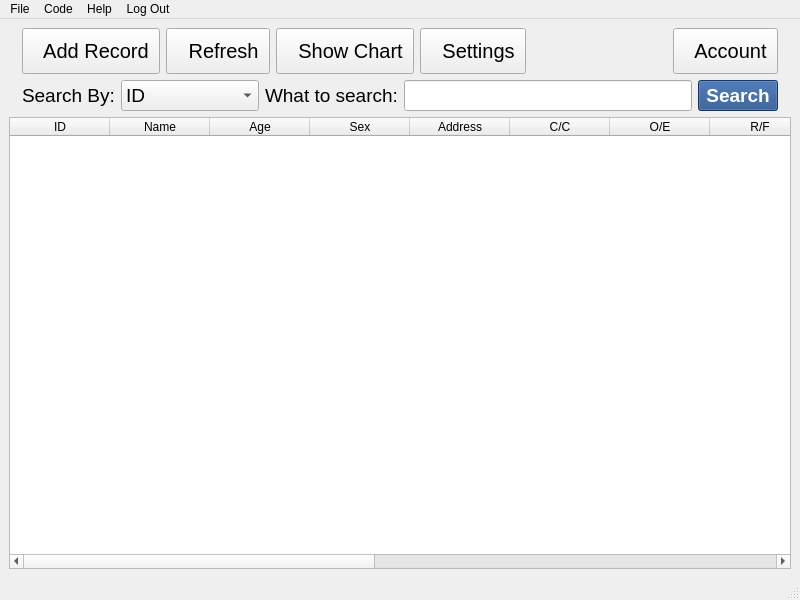
suvashsumon/Patient-Database-Management-System, file ui/dashboard.ui: the form before one commit.
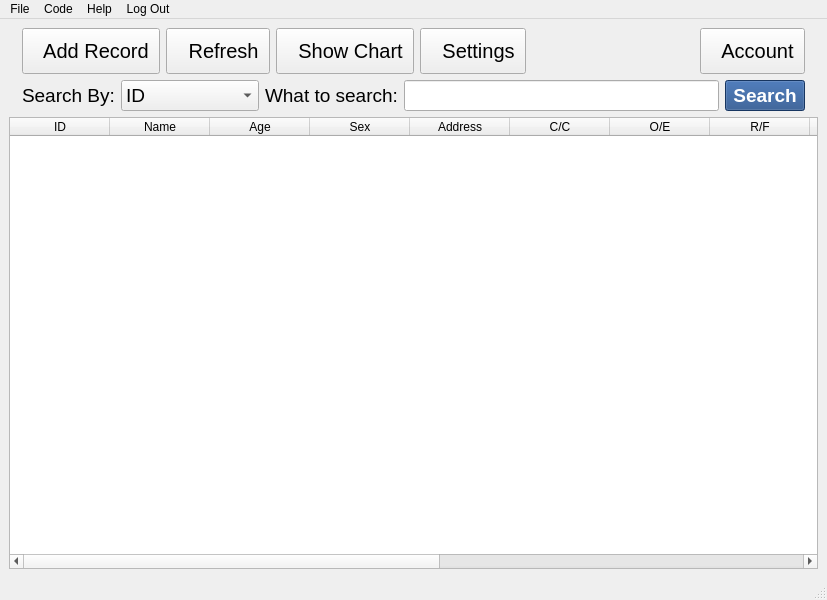
The form after the commit. Icons and pictures are not drawn.

Commit message: dashboard design modified

Patch:
```diff
--- a/ui/dashboard.ui
+++ b/ui/dashboard.ui
@@ -6,7 +6,7 @@
    <rect>
     <x>0</x>
     <y>0</y>
-    <width>800</width>
+    <width>827</width>
     <height>600</height>
    </rect>
   </property>
@@ -175,7 +175,7 @@
       <item>
        <widget class="QLabel" name="label_6">
         <property name="text">
-         <string>  </string>
+         <string/>
         </property>
        </widget>
       </item>
@@ -327,7 +327,7 @@
       <item>
        <widget class="QLabel" name="label_4">
         <property name="text">
-         <string>  </string>
+         <string/>
         </property>
        </widget>
       </item>
@@ -419,7 +419,7 @@
     <rect>
      <x>0</x>
      <y>0</y>
-     <width>800</width>
+     <width>827</width>
      <height>22</height>
     </rect>
    </property>
```
Left out of the diff: 19 changed lines with no effect on the pictures.
